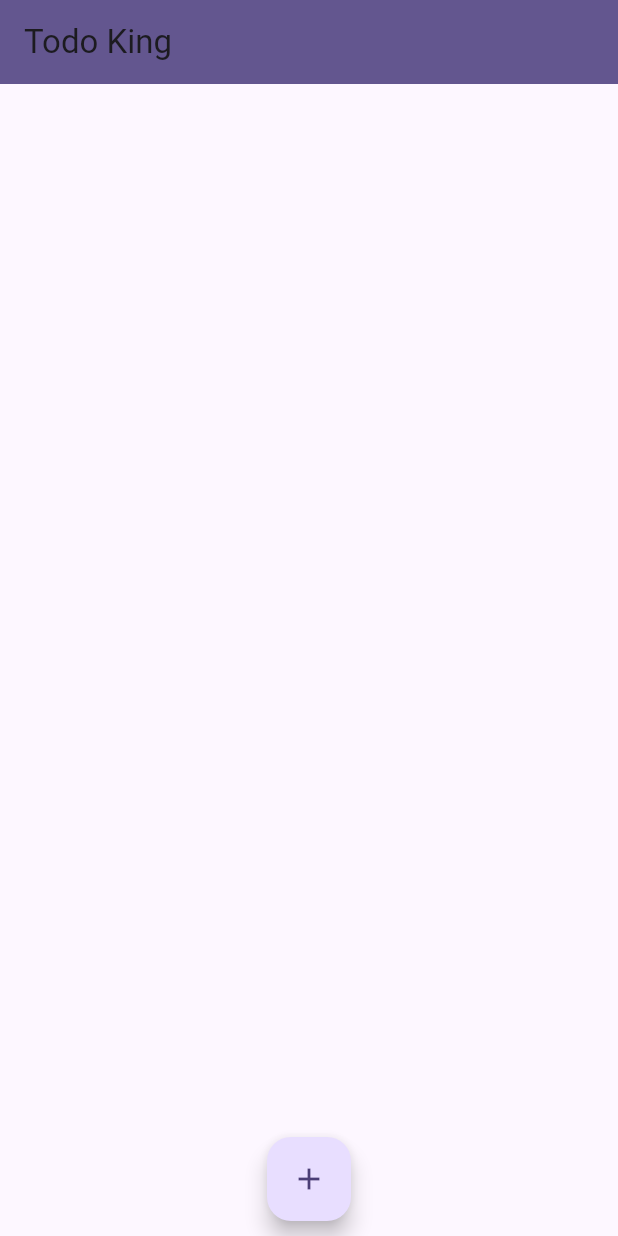
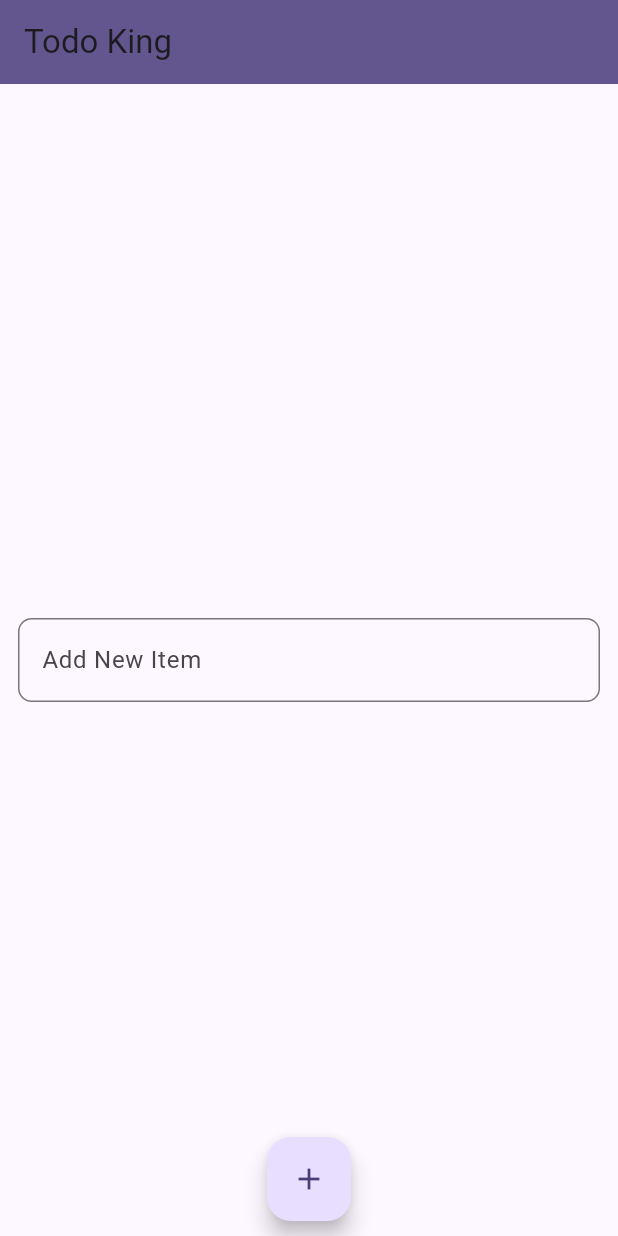
Before and after one commit to huss535/todo_list_flutter, a Flutter app: the screen it shows after launch, after a tap on the "add" icon, on a phone screen of 412 x 824 dp. Run offline on Flutter 3.47's test engine with Material 3 defaults, Android fonts, the phone set to English and light mode, and no system bars.

Commit message:
Text component created

```diff
--- a/lib/pages/main_page.dart
+++ b/lib/pages/main_page.dart
@@ -1,7 +1,9 @@
 import 'package:flutter/material.dart';
 
 class MainPage extends StatelessWidget {
-  const MainPage({super.key});
+  final textController = TextEditingController();
+
+  MainPage({super.key});
 
   @override
   Widget build(BuildContext context) {
@@ -10,9 +12,30 @@ class MainPage extends StatelessWidget {
         title: Text("Todo King"),
         backgroundColor: Theme.of(context).primaryColor,
       ),
+      body: Padding(
+        padding: EdgeInsets.all(12.0),
+        child: Column(
+          mainAxisAlignment: MainAxisAlignment.spaceAround,
+          children: [
+            TextField(
+              controller: textController,
+              decoration: InputDecoration(
+                labelText: "Add New Item",
+                border: OutlineInputBorder(
+                  borderRadius: BorderRadius.circular(9),
+                ),
+              ),
+            ),
+          ],
+        ),
+      ),
       floatingActionButton: Padding(
         padding: EdgeInsets.all(10.0),
-        child: FloatingActionButton(child: Icon(Icons.add), onPressed: () {}),
+        child: FloatingActionButton(
+            child: Icon(Icons.add),
+            onPressed: () {
+              print(textController.text);
+            }),
       ),
       floatingActionButtonLocation: FloatingActionButtonLocation.centerDocked,
     );
```
